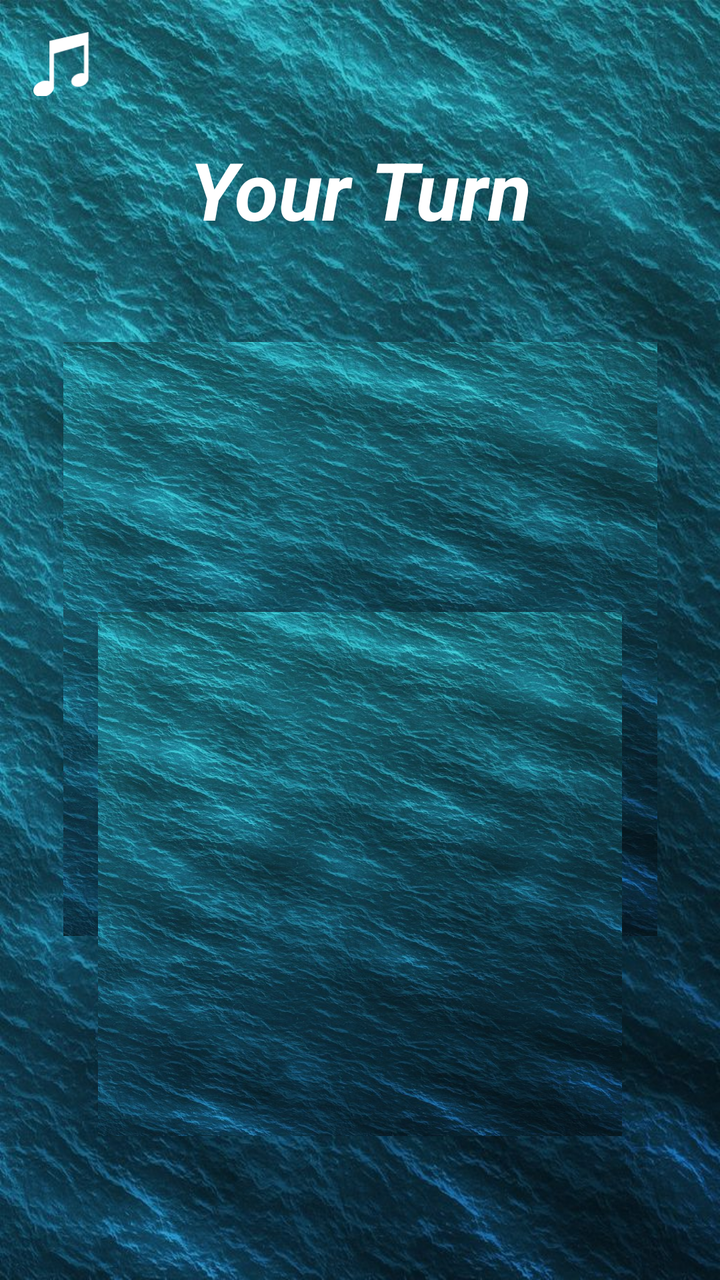
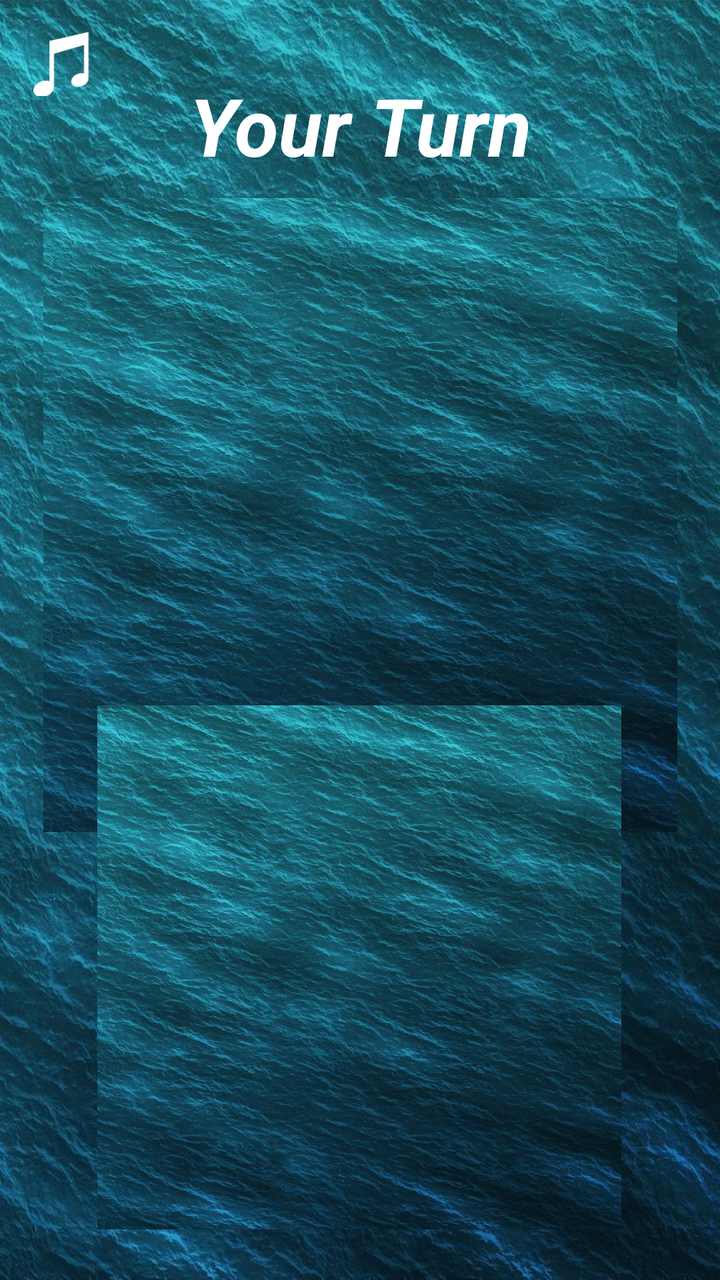

Before-and-after screenshots of an Android layout around one commit, followed by the original layout XML and the change that was made.
<!-- AndroidManifest.xml: application theme Theme.BattleshipClient -->
<!-- res/layout/activity_active_play.xml -->
<?xml version="1.0" encoding="utf-8"?>
<androidx.constraintlayout.widget.ConstraintLayout
    xmlns:android="http://schemas.android.com/apk/res/android"
    xmlns:app="http://schemas.android.com/apk/res-auto"
    xmlns:tools="http://schemas.android.com/tools"
    android:id="@+id/main"
    android:layout_width="match_parent"
    android:layout_height="match_parent"
    android:background="@drawable/sea_water_background">


    <include layout="@layout/item_button_toggle_music" />


    <TextView
        android:id="@+id/turnTextViewId"
        android:layout_width="0dp"
        android:layout_height="59dp"
        android:layout_marginTop="68dp"
        android:textAlignment="center"
        android:textColor="@color/white"
        android:textSize="40sp"
        android:textStyle="bold|italic"
        android:text="@string/your_turn"
        app:autoSizeMaxTextSize="50sp"
        app:autoSizeMinTextSize="20sp"
        app:layout_constraintEnd_toEndOf="parent"
        app:layout_constraintHorizontal_bias="0.0"
        app:layout_constraintStart_toStartOf="parent"
        app:layout_constraintTop_toTopOf="parent"/>

    <GridView
        android:id="@+id/currPlayerBoardGridId"
        android:layout_width="0dp"
        android:layout_height="297dp"
        android:layout_marginTop="44dp"
        android:background="@drawable/sea_water_background"
        android:gravity="center"
        android:numColumns="10"
        android:stretchMode="columnWidth"
        app:layout_constraintDimensionRatio="1:1"
        app:layout_constraintEnd_toEndOf="parent"
        app:layout_constraintStart_toStartOf="parent"
        app:layout_constraintTop_toBottomOf="@+id/turnTextViewId"
         />

    <GridView
        android:id="@+id/opponentBoardGridId"
        android:layout_width="0dp"
        android:layout_height="262dp"
        android:layout_marginBottom="72dp"
        android:background="@drawable/sea_water_background"
        android:gravity="center"
        android:numColumns="10"
        android:stretchMode="columnWidth"
        app:layout_constraintBottom_toBottomOf="parent"
        app:layout_constraintDimensionRatio="1:1"
        app:layout_constraintEnd_toEndOf="parent"
        app:layout_constraintStart_toStartOf="parent" />



</androidx.constraintlayout.widget.ConstraintLayout>
<!-- res/layout/item_button_toggle_music.xml (included above) -->
<?xml version="1.0" encoding="utf-8"?>
<androidx.constraintlayout.widget.ConstraintLayout xmlns:android="http://schemas.android.com/apk/res/android"
    xmlns:app="http://schemas.android.com/apk/res-auto"
    android:layout_width="match_parent"
    android:layout_height="match_parent">

    <ImageButton
        android:id="@+id/muteBtnId"
        android:layout_width="34dp"
        android:layout_height="32dp"
        android:layout_marginStart="16dp"
        android:layout_marginTop="16dp"
        android:background="@android:color/transparent"
        android:scaleType="centerInside"
        app:layout_constraintStart_toStartOf="parent"
        app:layout_constraintTop_toTopOf="parent"
        app:srcCompat="@drawable/music_icon" />

</androidx.constraintlayout.widget.ConstraintLayout>
<!-- resources referenced by this layout -->
<resources>
  <color name="white">#FFFFFFFF</color>
  <!-- drawable music_icon (drawable) -->
  <vector xmlns:android="http://schemas.android.com/apk/res/android"
      android:width="122.88dp"
      android:height="121.06dp"
      android:viewportWidth="122.88"
      android:viewportHeight="121.06"
      >
    <path
        android:fillColor="#ffffff"
        android:pathData="M87.9,78.04c2.74,-0.48 5.33,-0.4 7.6,0.13V24.82L39.05,41.03v61.95c0.03,0.34 0.05,0.69 0.05,1.03c0,0 0,0.01 0,0.01c0,8.34 -8.75,16.62 -19.55,18.49C8.76,124.37 0,119.12 0,110.77c0,-8.34 8.76,-16.62 19.55,-18.48c4.06,-0.7 7.84,-0.39 10.97,0.71l0,-76.26h0.47L104.04,0v85.92c0.13,0.63 0.2,1.27 0.2,1.91c0,0 0,0 0,0.01c0,6.97 -7.32,13.89 -16.33,15.44c-9.02,1.56 -16.33,-2.83 -16.33,-9.8C71.57,86.51 78.88,79.59 87.9,78.04L87.9,78.04L87.9,78.04z"
        android:fillType="evenOdd"/>
  </vector>
  <!-- drawable sea_water_background: jpg bitmap (drawable, 176063 bytes) -->
  <string name="your_turn">Your Turn</string>
  <style name="Theme.BattleshipClient" parent="Base.Theme.BattleshipClient" />
  <style name="Base.Theme.BattleshipClient" parent="Theme.Material3.DayNight.NoActionBar">
          <item name="colorPrimary">@color/white</item>
          <item name="colorPrimaryDark">@color/white</item>
          <item name="android:statusBarColor">@color/status_bar_color</item>
          <item name="android:windowNoTitle">true</item>
          <item name="android:windowTranslucentStatus">true</item>
      </style>
  <color name="status_bar_color">#FF0000</color>
</resources>

<!-- the commit's change to res/layout/activity_active_play.xml (unified diff, before → after) -->
@@ -16,24 +16,24 @@
         android:id="@+id/turnTextViewId"
         android:layout_width="0dp"
         android:layout_height="59dp"
-        android:layout_marginTop="68dp"
+        android:layout_marginTop="36dp"
+        android:text="@string/your_turn"
         android:textAlignment="center"
         android:textColor="@color/white"
         android:textSize="40sp"
         android:textStyle="bold|italic"
-        android:text="@string/your_turn"
         app:autoSizeMaxTextSize="50sp"
         app:autoSizeMinTextSize="20sp"
         app:layout_constraintEnd_toEndOf="parent"
         app:layout_constraintHorizontal_bias="0.0"
         app:layout_constraintStart_toStartOf="parent"
-        app:layout_constraintTop_toTopOf="parent"/>
+        app:layout_constraintTop_toTopOf="parent" />
 
     <GridView
         android:id="@+id/currPlayerBoardGridId"
         android:layout_width="0dp"
-        android:layout_height="297dp"
-        android:layout_marginTop="44dp"
+        android:layout_height="317dp"
+        android:layout_marginTop="4dp"
         android:background="@drawable/sea_water_background"
         android:gravity="center"
         android:numColumns="10"
@@ -41,8 +41,7 @@
         app:layout_constraintDimensionRatio="1:1"
         app:layout_constraintEnd_toEndOf="parent"
         app:layout_constraintStart_toStartOf="parent"
-        app:layout_constraintTop_toBottomOf="@+id/turnTextViewId"
-         />
+        app:layout_constraintTop_toBottomOf="@+id/turnTextViewId" />
 
     <GridView
         android:id="@+id/opponentBoardGridId"
@@ -56,8 +55,10 @@
         app:layout_constraintBottom_toBottomOf="parent"
         app:layout_constraintDimensionRatio="1:1"
         app:layout_constraintEnd_toEndOf="parent"
-        app:layout_constraintStart_toStartOf="parent" />
-
+        app:layout_constraintHorizontal_bias="0.496"
+        app:layout_constraintStart_toStartOf="parent"
+        app:layout_constraintTop_toBottomOf="@+id/currPlayerBoardGridId"
+        app:layout_constraintVertical_bias="0.577" />
 
 
 </androidx.constraintlayout.widget.ConstraintLayout>
